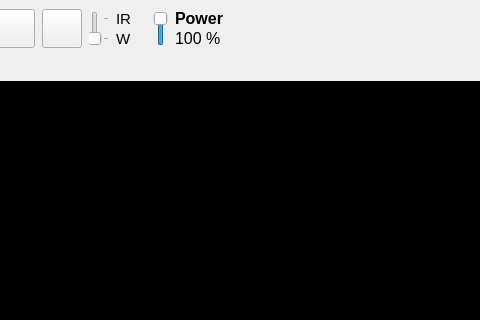
The window that interfaces/pyRobot.ui (CactusTribe/PyRobot) describes before a commit, drawn with Qt 5; both pictures show x 111 to 591 and y 0 to 320 of the 800 by 600 pixel window.
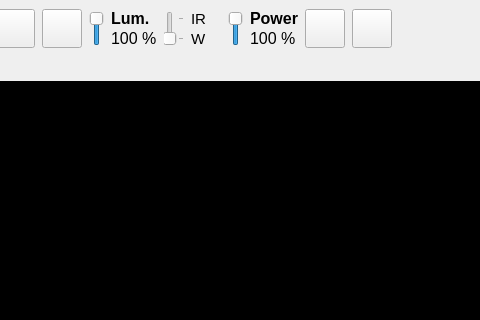
The same window after the commit. Icons and pictures are not drawn.

What changed in the file:
```diff
--- a/interfaces/pyRobot.ui
+++ b/interfaces/pyRobot.ui
@@ -133,6 +133,79 @@
         </property>
        </widget>
       </item>
+      <item>
+       <widget class="QSlider" name="verticalSlider_luminosity">
+        <property name="maximumSize">
+         <size>
+          <width>25</width>
+          <height>35</height>
+         </size>
+        </property>
+        <property name="minimum">
+         <number>0</number>
+        </property>
+        <property name="maximum">
+         <number>10</number>
+        </property>
+        <property name="singleStep">
+         <number>1</number>
+        </property>
+        <property name="pageStep">
+         <number>1</number>
+        </property>
+        <property name="value">
+         <number>10</number>
+        </property>
+        <property name="tracking">
+         <bool>false</bool>
+        </property>
+        <property name="orientation">
+         <enum>Qt::Vertical</enum>
+        </property>
+        <property name="invertedAppearance">
+         <bool>false</bool>
+        </property>
+        <property name="tickPosition">
+         <enum>QSlider::NoTicks</enum>
+        </property>
+        <property name="tickInterval">
+         <number>0</number>
+        </property>
+       </widget>
+      </item>
+      <item>
+       <layout class="QVBoxLayout" name="verticalLayout_4">
+        <property name="spacing">
+         <number>1</number>
+        </property>
+        <item>
+         <widget class="QLabel" name="label_6">
+          <property name="font">
+           <font>
+            <pointsize>12</pointsize>
+            <weight>75</weight>
+            <bold>true</bold>
+           </font>
+          </property>
+          <property name="text">
+           <string>Lum.</string>
+          </property>
+         </widget>
+        </item>
+        <item>
+         <widget class="QLabel" name="label_luminosity">
+          <property name="font">
+           <font>
+            <pointsize>12</pointsize>
+           </font>
+          </property>
+          <property name="text">
+           <string>100 %</string>
+          </property>
+         </widget>
+        </item>
+       </layout>
+      </item>
       <item>
        <widget class="QSlider" name="verticalSlider_lightsMode">
         <property name="maximumSize">
@@ -287,6 +360,52 @@
         </item>
        </layout>
       </item>
+      <item>
+       <widget class="QPushButton" name="pushButton_automatic">
+        <property name="maximumSize">
+         <size>
+          <width>50</width>
+          <height>50</height>
+         </size>
+        </property>
+        <property name="text">
+         <string/>
+        </property>
+        <property name="icon">
+         <iconset resource="../resources.qrc">
+          <normaloff>:/resources/img/resources/img/Compass-iPhone-2-icon_OFF.png</normaloff>:/resources/img/resources/img/Compass-iPhone-2-icon_OFF.png</iconset>
+        </property>
+        <property name="iconSize">
+         <size>
+          <width>30</width>
+          <height>30</height>
+         </size>
+        </property>
+       </widget>
+      </item>
+      <item>
+       <widget class="QPushButton" name="pushButton_script">
+        <property name="maximumSize">
+         <size>
+          <width>50</width>
+          <height>50</height>
+         </size>
+        </property>
+        <property name="text">
+         <string/>
+        </property>
+        <property name="icon">
+         <iconset resource="../resources.qrc">
+          <normaloff>:/resources/img/resources/img/Apps-utilities-terminal-icon.png</normaloff>:/resources/img/resources/img/Apps-utilities-terminal-icon.png</iconset>
+        </property>
+        <property name="iconSize">
+         <size>
+          <width>30</width>
+          <height>30</height>
+         </size>
+        </property>
+       </widget>
+      </item>
       <item>
        <spacer name="horizontalSpacer">
         <property name="orientation">
```
Left out of the diff: 25 changed lines with no effect on the pictures.
